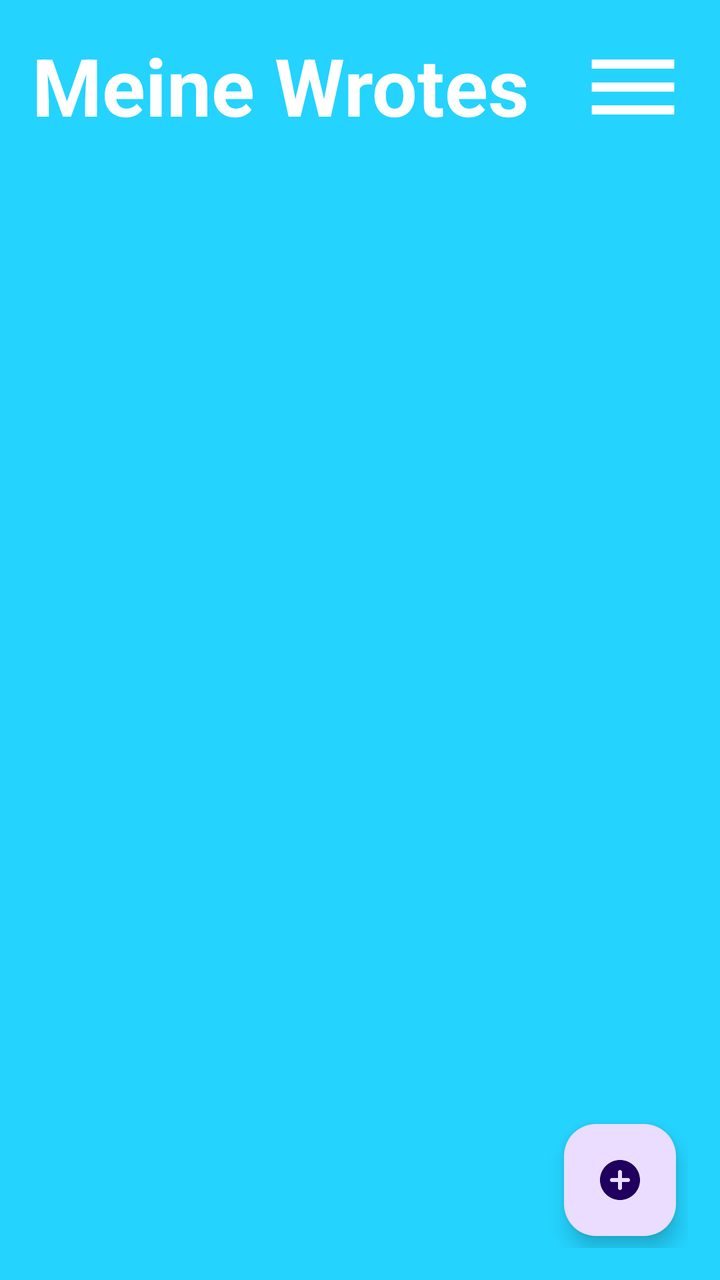
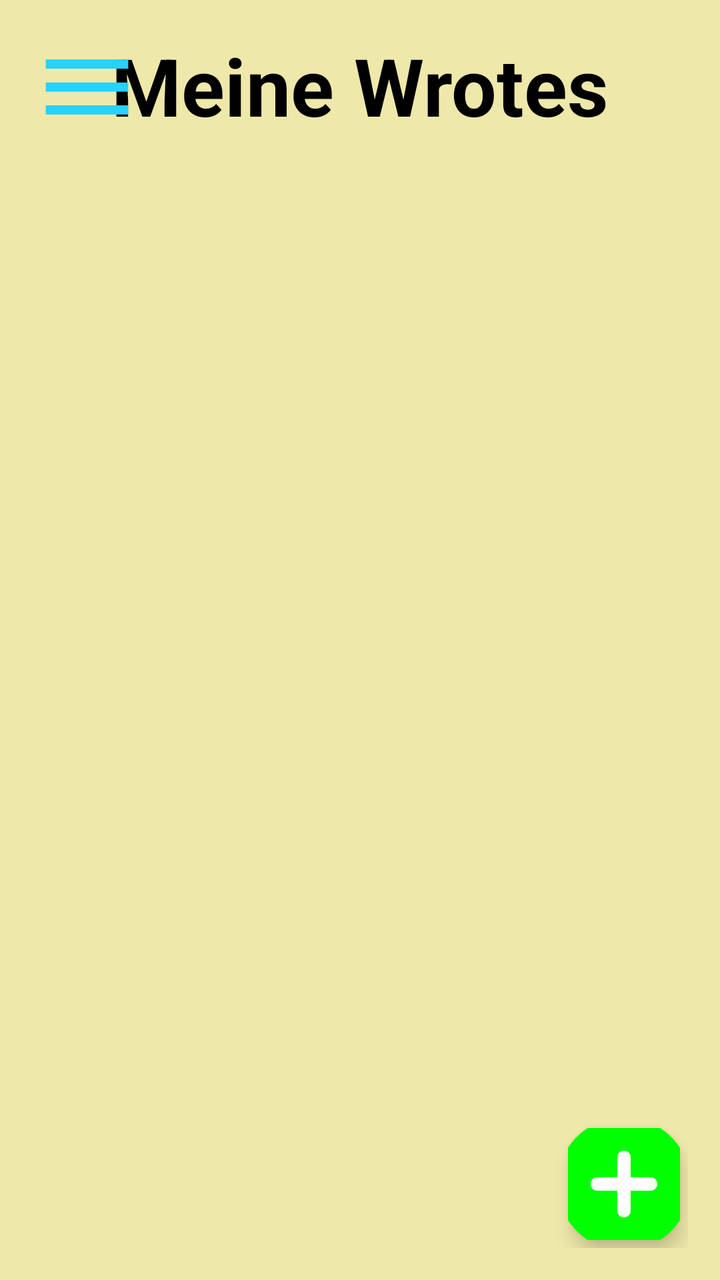

Compare the two renders of this Android layout. The source of the first and the diff that turns it into the second are given below.
<!-- AndroidManifest.xml: application theme Theme.MyWrotes -->
<!-- res/layout/activity_main.xml -->
<?xml version="1.0" encoding="utf-8"?>
<RelativeLayout xmlns:android="http://schemas.android.com/apk/res/android"
    xmlns:app="http://schemas.android.com/apk/res-auto"
    xmlns:tools="http://schemas.android.com/tools"
    android:id="@+id/main"
    android:layout_width="match_parent"
    android:layout_height="match_parent"
    android:background="@color/my_primary"
    android:padding="16dp"
    tools:context=".MainActivity">

    <RelativeLayout
        android:layout_width="match_parent"
        android:layout_height="wrap_content"
        android:id="@+id/layout_title">

        <TextView
            android:layout_width="wrap_content"
            android:layout_height="wrap_content"
            android:id="@+id/site_title"
            android:text="Meine Wrotes"
            android:textSize="40sp"
            android:textColor="@color/white"
            android:textStyle="bold"/>

        <ImageButton
            android:layout_width="55dp"
            android:layout_height="55dp"
            android:id="@+id/menu_btn"
            android:contentDescription="menubtn"
            android:src="@drawable/baseline_menu_24"
            android:background="?attr/selectableItemBackgroundBorderless"
            android:layout_alignParentEnd="true"
            android:layout_centerVertical="true"
            app:tint="@color/white"
            android:scaleType="fitCenter"/>

    </RelativeLayout>

    <androidx.recyclerview.widget.RecyclerView
        android:layout_width="match_parent"
        android:layout_height="match_parent"
        android:layout_below="@+id/layout_title"
        android:id="@+id/list_view"/>

    <com.google.android.material.floatingactionbutton.FloatingActionButton
        android:layout_width="70dp"
        android:layout_height="70dp"
        android:id="@+id/add_notes_btn"
        android:layout_alignParentEnd="true"
        android:layout_alignParentBottom="true"
        android:importantForAccessibility="no"
        android:src="@drawable/round_add_circle_24"
        android:tint="@color/green"
        android:background="?attr/selectableItemBackgroundBorderless"
        android:scaleType="fitCenter"
        android:layout_margin="6dp"
        />

</RelativeLayout>
<!-- resources referenced by this layout -->
<resources>
  <color name="green">#32CD32</color>
  <color name="my_primary">#FF24D3FE</color>
  <color name="white">#FFFFFFFF</color>
  <!-- drawable baseline_menu_24 (drawable) -->
  <vector xmlns:android="http://schemas.android.com/apk/res/android" android:height="24dp" android:tint="#000000" android:viewportHeight="24" android:viewportWidth="24" android:width="24dp">
        
      <path android:fillColor="@android:color/white" android:pathData="M3,18h18v-2L3,16v2zM3,13h18v-2L3,11v2zM3,6v2h18L21,6L3,6z"/>
      
  </vector>
  <!-- drawable round_add_circle_24 (drawable) -->
  <vector xmlns:android="http://schemas.android.com/apk/res/android" android:height="50dp" android:tint="#000000" android:viewportHeight="24" android:viewportWidth="24" android:width="50dp">
        
      <path android:fillColor="@android:color/holo_red_dark" android:pathData="M12,2C6.48,2 2,6.48 2,12s4.48,10 10,10 10,-4.48 10,-10S17.52,2 12,2zM16,13h-3v3c0,0.55 -0.45,1 -1,1s-1,-0.45 -1,-1v-3L8,13c-0.55,0 -1,-0.45 -1,-1s0.45,-1 1,-1h3L11,8c0,-0.55 0.45,-1 1,-1s1,0.45 1,1v3h3c0.55,0 1,0.45 1,1s-0.45,1 -1,1z"/>
      
  </vector>
  <style name="Theme.MyWrotes" parent="Base.Theme.MyWrotes" />
  <style name="Base.Theme.MyWrotes" parent="Theme.Material3.DayNight.NoActionBar">
          
  
          
          <item name="colorPrimary">@color/my_primary</item>
          <item name="colorPrimaryVariant">@color/my_primary</item>
          <item name="colorOnPrimary">@color/white</item>
          
          <item name="colorSecondary">@color/teal_200</item>
          <item name="colorSecondaryVariant">@color/teal_700</item>
          <item name="colorOnSecondary">@color/black</item>
          
          <item name="android:statusBarColor" tools:targetApi="l">@color/my_primary</item>
          
      </style>
  <color name="teal_200">#FF03DAC5</color>
  <color name="teal_700">#FF018786</color>
  <color name="black">#FF000000</color>
</resources>

<!-- the commit's change to res/layout/activity_main.xml (unified diff, before → after) -->
@@ -5,9 +5,10 @@
     android:id="@+id/main"
     android:layout_width="match_parent"
     android:layout_height="match_parent"
-    android:background="@color/my_primary"
+    android:background="@color/main_color"
     android:padding="16dp"
-    tools:context=".MainActivity">
+    tools:context=".MainActivity"
+    tools:ignore="ExtraText">
 
     <RelativeLayout
         android:layout_width="match_parent"
@@ -19,8 +20,9 @@
             android:layout_height="wrap_content"
             android:id="@+id/site_title"
             android:text="Meine Wrotes"
+            android:layout_centerHorizontal="true"
             android:textSize="40sp"
-            android:textColor="@color/white"
+            android:textColor="@color/black"
             android:textStyle="bold"/>
 
         <ImageButton
@@ -30,10 +32,11 @@
             android:contentDescription="menubtn"
             android:src="@drawable/baseline_menu_24"
             android:background="?attr/selectableItemBackgroundBorderless"
-            android:layout_alignParentEnd="true"
+            android:layout_alignParentStart="true"
             android:layout_centerVertical="true"
-            app:tint="@color/white"
+            app:tint="@color/light_blue"
             android:scaleType="fitCenter"/>
+
 
     </RelativeLayout>
 
@@ -44,17 +47,18 @@
         android:id="@+id/list_view"/>
 
     <com.google.android.material.floatingactionbutton.FloatingActionButton
-        android:layout_width="70dp"
-        android:layout_height="70dp"
         android:id="@+id/add_notes_btn"
+        android:layout_width="wrap_content"
+        android:layout_height="wrap_content"
+        android:contentDescription="Add Note"
         android:layout_alignParentEnd="true"
         android:layout_alignParentBottom="true"
-        android:importantForAccessibility="no"
-        android:src="@drawable/round_add_circle_24"
-        android:tint="@color/green"
-        android:background="?attr/selectableItemBackgroundBorderless"
-        android:scaleType="fitCenter"
-        android:layout_margin="6dp"
+        android:layout_margin="4dp"
+        app:maxImageSize="80dp"
+        app:srcCompat="@drawable/round_add_circle_24"
+        app:tint="@color/lime"
+        app:backgroundTint="@color/white"
         />
 
+
 </RelativeLayout>
<!-- resource entries referenced after the edit -->
@@ -1,7 +1,5 @@
 <!-- resources referenced by this layout -->
 <resources>
-  <color name="green">#32CD32</color>
-  <color name="my_primary">#FF24D3FE</color>
   <color name="white">#FFFFFFFF</color>
   <!-- drawable baseline_menu_24 (drawable) -->
   <vector xmlns:android="http://schemas.android.com/apk/res/android" android:height="24dp" android:tint="#000000" android:viewportHeight="24" android:viewportWidth="24" android:width="24dp">
@@ -20,19 +18,22 @@
           
   
           
-          <item name="colorPrimary">@color/my_primary</item>
-          <item name="colorPrimaryVariant">@color/my_primary</item>
+          <item name="colorPrimary">@color/main_color</item>
+          <item name="colorPrimaryVariant">@color/main_color</item>
           <item name="colorOnPrimary">@color/white</item>
           
           <item name="colorSecondary">@color/teal_200</item>
           <item name="colorSecondaryVariant">@color/teal_700</item>
           <item name="colorOnSecondary">@color/black</item>
           
-          <item name="android:statusBarColor" tools:targetApi="l">@color/my_primary</item>
+          <item name="android:statusBarColor" tools:targetApi="l">@color/main_color</item>
           
       </style>
   <color name="teal_200">#FF03DAC5</color>
   <color name="teal_700">#FF018786</color>
   <color name="black">#FF000000</color>
+  <color name="light_blue">#FF24D3FE</color>
+  <color name="lime">#00FF00</color>
+  <color name="main_color">#EEE8AA</color>
 </resources>
 
